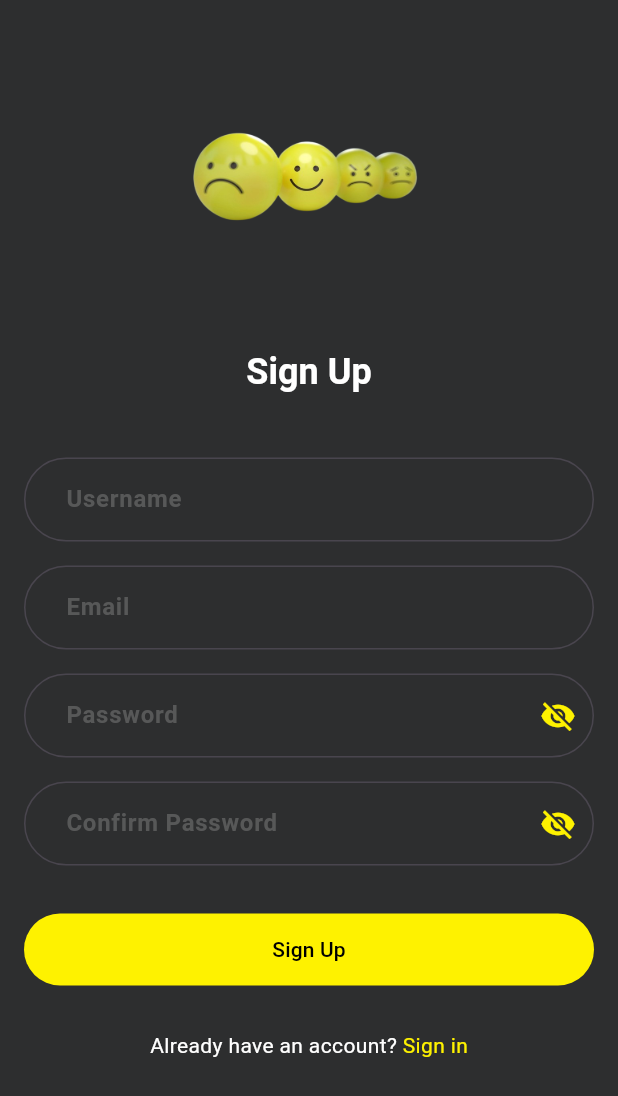
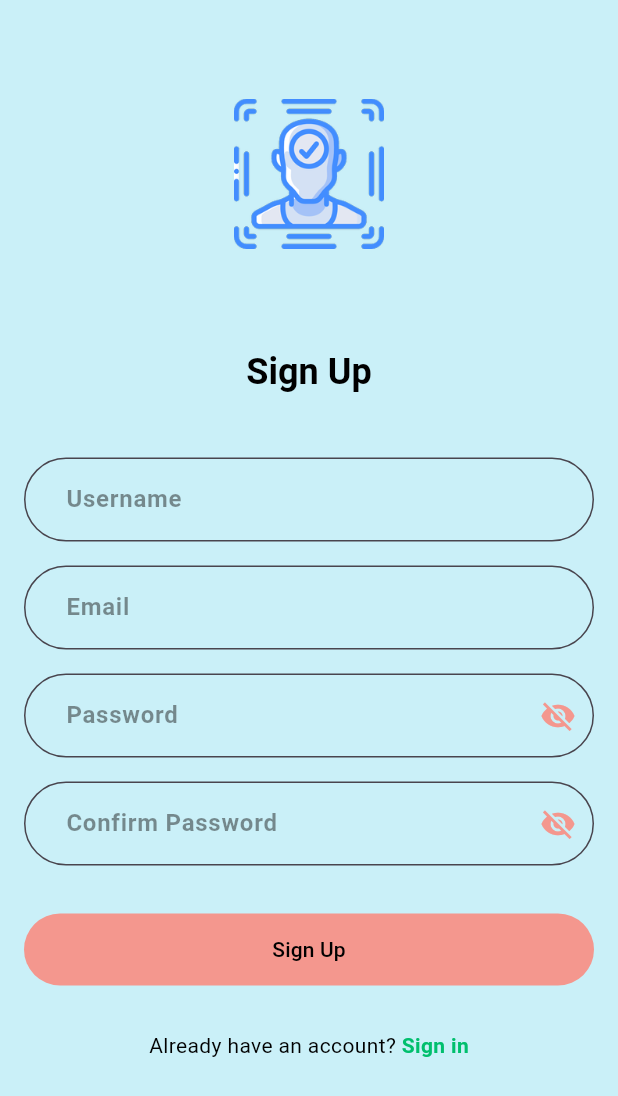
Before and after one commit to Rummonislam786/SDP_FlutterOBJ_AI, a Flutter app: the screen it shows after launch, after a tap on "Sign Up", on a phone screen of 412 x 824 dp. Shown: the top 1096 px of the screen. Run offline on Flutter 3.47's test engine with Material 3 defaults, Android fonts, the phone set to English and light mode, and no system bars; our stand-ins replace camera, sqflite; accounts and stored records are empty.

Commit message:
changed back to my own project

```diff
--- a/lib/signup.dart
+++ b/lib/signup.dart
@@ -23,7 +23,7 @@ class _SignupScreenState extends State<SignupScreen> {
   @override
   Widget build(BuildContext context) {
     return Scaffold(
-      backgroundColor: const Color(0xff2d2e2f),
+      backgroundColor: const Color.fromARGB(255, 202, 240, 248),
       body: SafeArea(
         child: LayoutBuilder(builder: (context, constraints) {
           return SingleChildScrollView(
@@ -32,14 +32,14 @@ class _SignupScreenState extends State<SignupScreen> {
               children: [
                 SizedBox(height: constraints.maxHeight * 0.08),
                 Image.asset(
-                  "assets/Registration.png",
+                  "assets/logo.png",
                   height: 100,
                 ),
                 SizedBox(height: constraints.maxHeight * 0.08),
                 Text(
                   "Sign Up",
                   style: Theme.of(context).textTheme.headlineSmall!.copyWith(
-                      fontWeight: FontWeight.bold, color: Colors.white),
+                      fontWeight: FontWeight.bold, color: Colors.black),
                 ),
                 SizedBox(height: constraints.maxHeight * 0.05),
                 Form(
@@ -48,7 +48,7 @@ class _SignupScreenState extends State<SignupScreen> {
                     children: [
                       TextFormField(
                         controller: username,
-                        style: const TextStyle(color: Colors.white),
+                        style: const TextStyle(color: Colors.black),
                         validator: (value) {
                           if (value!.isEmpty) {
                             return "username is required";
@@ -59,11 +59,11 @@ class _SignupScreenState extends State<SignupScreen> {
                           label: Text(
                             "Username",
                             style: TextStyle(
-                                color: Color.fromARGB(122, 133, 133, 133),
+                                color: Color.fromARGB(121, 20, 20, 20),
                                 fontWeight: FontWeight.bold),
                           ),
                           filled: true,
-                          fillColor: Color(0xff2d2e2f),
+                          fillColor: Color.fromARGB(255, 202, 240, 248),
                           contentPadding: EdgeInsets.symmetric(
                               horizontal: 16.0 * 1.5, vertical: 16.0),
                           border: OutlineInputBorder(
@@ -77,7 +77,7 @@ class _SignupScreenState extends State<SignupScreen> {
                       ),
                       const SizedBox(height: 16.0),
                       TextFormField(
-                        style: const TextStyle(color: Colors.white),
+                        style: const TextStyle(color: Colors.black),
                         validator: (value) {
                           if (value!.isEmpty) {
                             return "Email Address is required";
@@ -90,10 +90,10 @@ class _SignupScreenState extends State<SignupScreen> {
                           label: Text(
                             "Email",
                             style: TextStyle(
-                                color: Color.fromARGB(122, 133, 133, 133),
+                                color: Color.fromARGB(121, 20, 20, 20),
                                 fontWeight: FontWeight.bold),
                           ),
-                          fillColor: Color(0xff2d2e2f),
+                          fillColor: Color.fromARGB(255, 202, 240, 248),
                           contentPadding: EdgeInsets.symmetric(
                               horizontal: 16.0 * 1.5, vertical: 16.0),
                           border: OutlineInputBorder(
@@ -108,7 +108,7 @@ class _SignupScreenState extends State<SignupScreen> {
                       ),
                       const SizedBox(height: 16.0),
                       TextFormField(
-                        style: const TextStyle(color: Colors.white),
+                        style: const TextStyle(color: Colors.black),
                         controller: password,
                         validator: (value) {
                           if (value!.isEmpty) {
@@ -120,7 +120,7 @@ class _SignupScreenState extends State<SignupScreen> {
                           label: const Text(
                             "Password",
                             style: TextStyle(
-                                color: Color.fromARGB(122, 133, 133, 133),
+                                color: Color.fromARGB(121, 20, 20, 20),
                                 fontWeight: FontWeight.bold),
                           ),
                           filled: true,
@@ -134,9 +134,9 @@ class _SignupScreenState extends State<SignupScreen> {
                                 isVisible
                                     ? Icons.visibility_off
                                     : Icons.visibility,
-                                color: const Color(0xFFFEF200),
+                                color: const Color.fromARGB(255, 244, 151, 142),
                               )),
-                          fillColor: const Color(0xff2d2e2f),
+                          fillColor: const Color.fromARGB(255, 202, 240, 248),
                           contentPadding: const EdgeInsets.symmetric(
                               horizontal: 16.0 * 1.5, vertical: 16.0),
                           border: const OutlineInputBorder(
@@ -149,7 +149,7 @@ class _SignupScreenState extends State<SignupScreen> {
                       Padding(
                         padding: const EdgeInsets.symmetric(vertical: 16.0),
                         child: TextFormField(
-                          style: const TextStyle(color: Colors.white),
+                          style: const TextStyle(color: Colors.black),
                           controller: confPassword,
                           validator: (value) {
                             if (value!.isEmpty) {
@@ -163,7 +163,7 @@ class _SignupScreenState extends State<SignupScreen> {
                             label: const Text(
                               "Confirm Password",
                               style: TextStyle(
-                                  color: Color.fromARGB(122, 133, 133, 133),
+                                  color: Color.fromARGB(121, 20, 20, 20),
                                   fontWeight: FontWeight.bold),
                             ),
                             filled: true,
@@ -177,9 +177,10 @@ class _SignupScreenState extends State<SignupScreen> {
                                   isconfVisible
                                       ? Icons.visibility_off
                                       : Icons.visibility,
-                                  color: const Color(0xFFFEF200),
+                                  color:
+                                      const Color.fromARGB(255, 244, 151, 142),
                                 )),
-                            fillColor: const Color(0xff2d2e2f),
+                            fillColor: const Color.fromARGB(255, 202, 240, 248),
                             contentPadding: const EdgeInsets.symmetric(
                                 horizontal: 16.0 * 1.5, vertical: 16.0),
                             border: const OutlineInputBorder(
@@ -214,7 +215,8 @@ class _SignupScreenState extends State<SignupScreen> {
                           },
                           style: ElevatedButton.styleFrom(
                             elevation: 0,
-                            backgroundColor: const Color(0xFFFEF200),
+                            backgroundColor:
+                                const Color.fromARGB(255, 244, 151, 142),
                             foregroundColor: Colors.black,
                             minimumSize: const Size(double.infinity, 48),
                             shape: const StadiumBorder(),
@@ -232,12 +234,13 @@ class _SignupScreenState extends State<SignupScreen> {
                         child: Text.rich(
                           const TextSpan(
                             text: "Already have an account? ",
-                            style: TextStyle(color: Colors.white),
+                            style: TextStyle(color: Colors.black),
                             children: [
                               TextSpan(
                                 text: "Sign in",
                                 style: TextStyle(
-                                  color: Color(0xFFFEF200),
+                                  fontWeight: FontWeight.bold,
+                                  color: Color(0xFF00BF6D),
                                 ),
                               ),
                             ],
--- a/lib/signuporsigninscreen.dart
+++ b/lib/signuporsigninscreen.dart
@@ -8,7 +8,7 @@ class SigninOrSignupScreen extends StatelessWidget {
   @override
   Widget build(BuildContext context) {
     return Scaffold(
-      backgroundColor: Colors.white,
+      backgroundColor: Color.fromARGB(255, 202, 240, 248),
       body: SafeArea(
         child: Padding(
           padding: const EdgeInsets.symmetric(horizontal: 16.0),
@@ -16,11 +16,11 @@ class SigninOrSignupScreen extends StatelessWidget {
             children: [
               const Spacer(flex: 2),
               Image.asset(
-                "assets/logo3.png",
+                "assets/logo.png",
                 height: 250,
               ),
-              Text(
-                "FACE EMOTION RECOGNITION",
+              const Text(
+                "EMPLOYEE ATTENDANCE SYSTEM",
                 style: TextStyle(
                     fontSize: 20,
                     fontFamily: "Courier",
@@ -53,10 +53,10 @@ class SigninOrSignupScreen extends StatelessWidget {
                 },
                 style: ElevatedButton.styleFrom(
                     elevation: 0,
-                    foregroundColor: Colors.white,
+                    foregroundColor: Colors.black,
                     minimumSize: const Size(double.infinity, 48),
                     shape: const StadiumBorder(),
-                    backgroundColor: const Color(0xFFFE9901)),
+                    backgroundColor: const Color.fromARGB(255, 244, 151, 142)),
                 child: const Text("Sign Up"),
               ),
               const Spacer(flex: 2),
--- a/pubspec.yaml
+++ b/pubspec.yaml
@@ -65,9 +65,7 @@ flutter:
   assets:
       - assets/logo.png
       - assets/logo2.png
-      - assets/logo3.png
-      - assets/Login.png
-      - assets/Registration.png
+
   # To add assets to your application, add an assets section, like this:
   # assets:
   #   - images/a_dot_burr.jpeg
```
Also changed, not shown: lib/FaceDetectionScreen.dart (+1 -6 lines), lib/dashboard.dart (+6 -6 lines), lib/signin.dart (+22 -19 lines), assets/logo.png, pubspec.lock, 7 other files.
